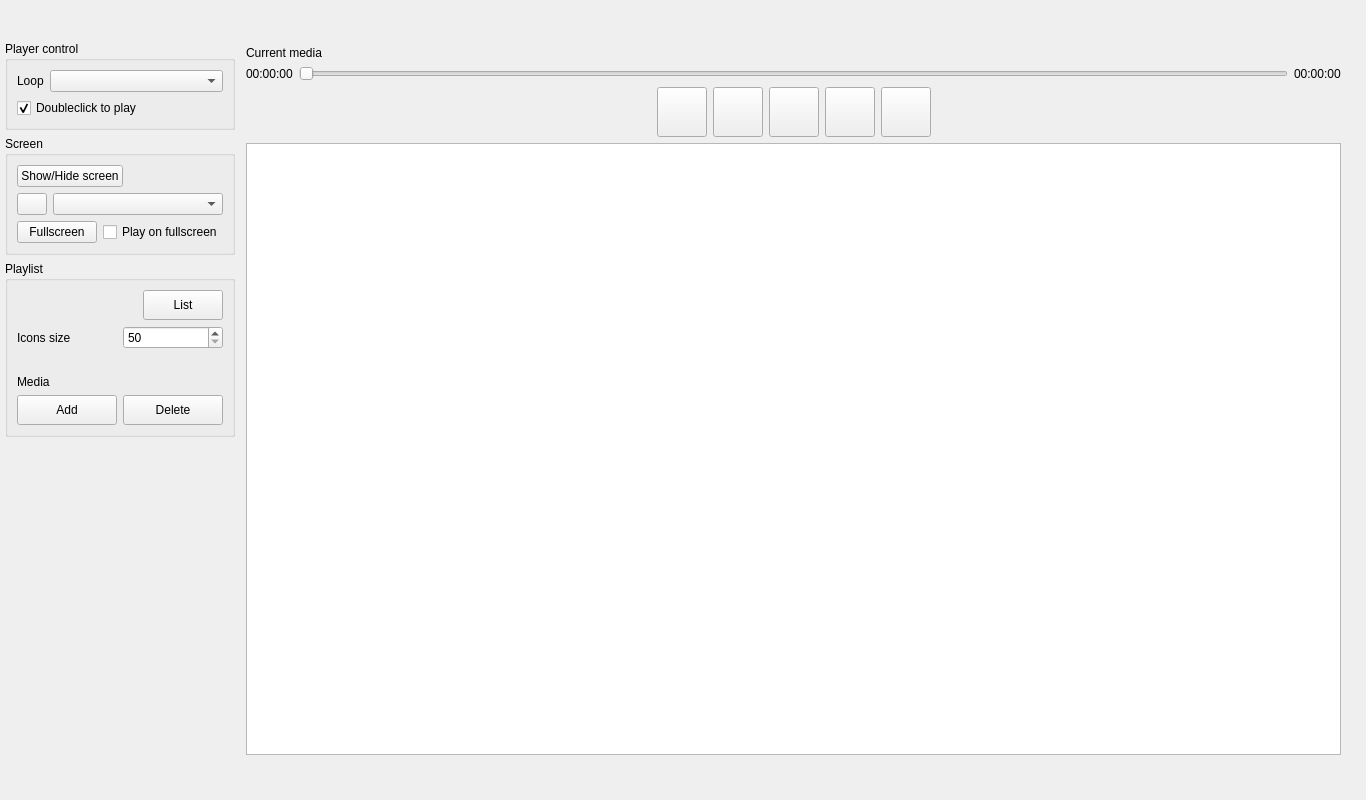
This is UI/MainWindow.ui in ramaxa9/emedia as Qt 5 draws it before an edit. The edited form follows.
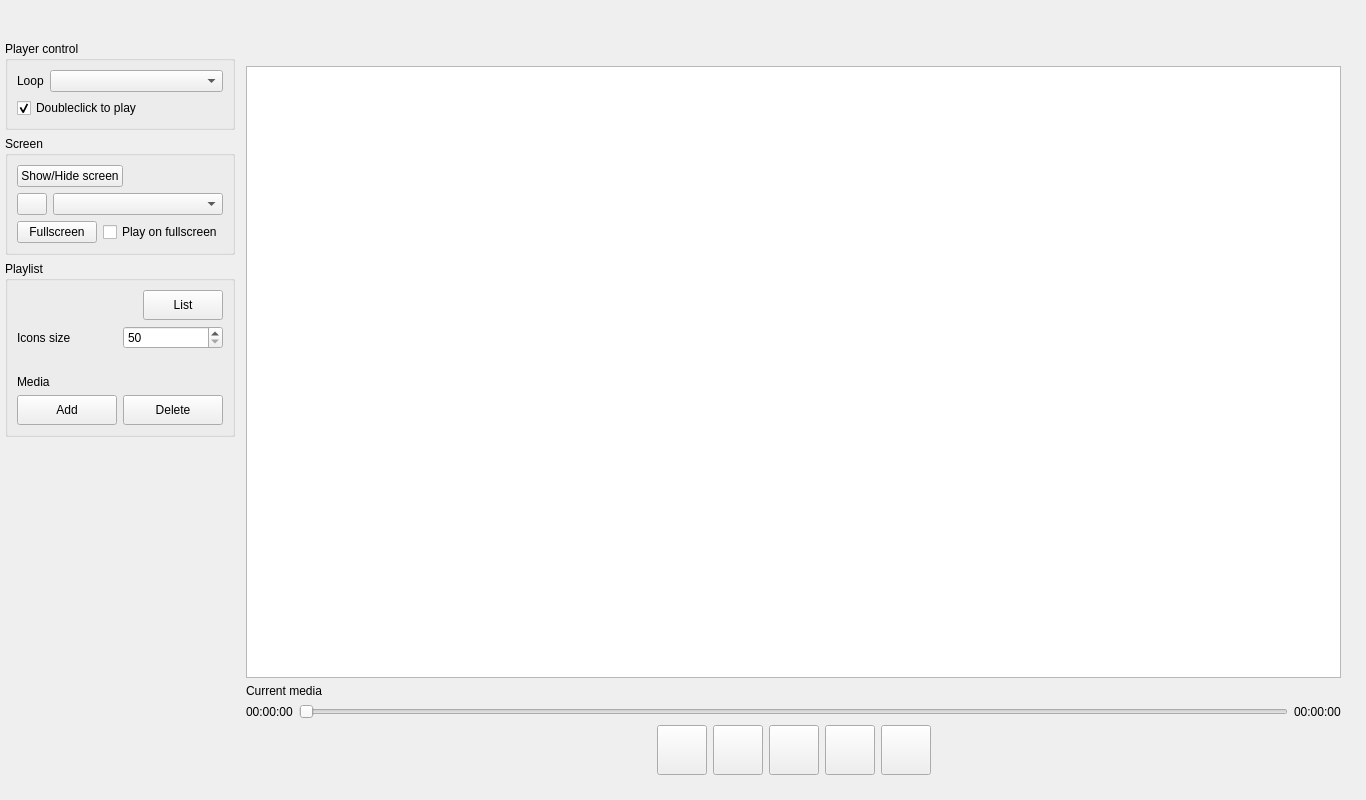
This is the edited form. Icons and pictures are not drawn. Custom widgets are drawn as their Qt base class.

Diff of the .ui file:
```diff
--- a/UI/MainWindow.ui
+++ b/UI/MainWindow.ui
@@ -351,6 +351,66 @@
        <property name="bottomMargin">
         <number>5</number>
        </property>
+       <item>
+        <widget class="QLabel" name="lbl_media_info">
+         <property name="minimumSize">
+          <size>
+           <width>100</width>
+           <height>0</height>
+          </size>
+         </property>
+         <property name="palette">
+          <palette>
+           <active>
+            <colorrole role="Link">
+             <brush brushstyle="SolidPattern">
+              <color alpha="255">
+               <red>174</red>
+               <green>207</green>
+               <blue>247</blue>
+              </color>
+             </brush>
+            </colorrole>
+           </active>
+           <inactive>
+            <colorrole role="Link">
+             <brush brushstyle="SolidPattern">
+              <color alpha="255">
+               <red>174</red>
+               <green>207</green>
+               <blue>247</blue>
+              </color>
+             </brush>
+            </colorrole>
+           </inactive>
+           <disabled>
+            <colorrole role="Link">
+             <brush brushstyle="SolidPattern">
+              <color alpha="255">
+               <red>174</red>
+               <green>207</green>
+               <blue>247</blue>
+              </color>
+             </brush>
+            </colorrole>
+           </disabled>
+          </palette>
+         </property>
+         <property name="wordWrap">
+          <bool>true</bool>
+         </property>
+        </widget>
+       </item>
+       <item>
+        <widget class="Playlist" name="playlist">
+         <property name="showDropIndicator" stdset="0">
+          <bool>false</bool>
+         </property>
+         <property name="sortingEnabled">
+          <bool>false</bool>
+         </property>
+        </widget>
+       </item>
        <item>
         <layout class="QHBoxLayout" name="horizontalLayout_11" stretch="0,1">
          <property name="spacing">
@@ -548,79 +608,6 @@
          </item>
         </layout>
        </item>
-       <item>
-        <widget class="Playlist" name="playlist">
-         <property name="showDropIndicator" stdset="0">
-          <bool>false</bool>
-         </property>
-         <property name="sortingEnabled">
-          <bool>false</bool>
-         </property>
-        </widget>
-       </item>
-       <item>
-        <layout class="QHBoxLayout" name="horizontalLayout_6" stretch="1">
-         <property name="spacing">
-          <number>6</number>
-         </property>
-         <property name="leftMargin">
-          <number>0</number>
-         </property>
-         <property name="rightMargin">
-          <number>0</number>
-         </property>
-         <item>
-          <widget class="QLabel" name="lbl_media_info">
-           <property name="minimumSize">
-            <size>
-             <width>100</width>
-             <height>0</height>
-            </size>
-           </property>
-           <property name="palette">
-            <palette>
-             <active>
-              <colorrole role="Link">
-               <brush brushstyle="SolidPattern">
-                <color alpha="255">
-                 <red>174</red>
-                 <green>207</green>
-                 <blue>247</blue>
-                </color>
-               </brush>
-              </colorrole>
-             </active>
-             <inactive>
-              <colorrole role="Link">
-               <brush brushstyle="SolidPattern">
-                <color alpha="255">
-                 <red>174</red>
-                 <green>207</green>
-                 <blue>247</blue>
-                </color>
-               </brush>
-              </colorrole>
-             </inactive>
-             <disabled>
-              <colorrole role="Link">
-               <brush brushstyle="SolidPattern">
-                <color alpha="255">
-                 <red>174</red>
-                 <green>207</green>
-                 <blue>247</blue>
-                </color>
-               </brush>
-              </colorrole>
-             </disabled>
-            </palette>
-           </property>
-           <property name="wordWrap">
-            <bool>true</bool>
-           </property>
-          </widget>
-         </item>
-        </layout>
-       </item>
       </layout>
      </item>
     </layout>
```
